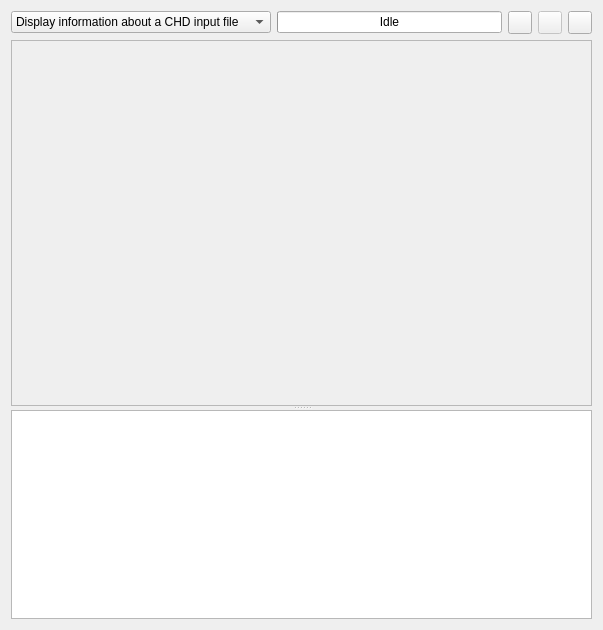
This is tools/qchdman/projectwidget.ui in qmc2/qmc2-mame-fe as Qt 5 draws it before an edit. The edited form follows.
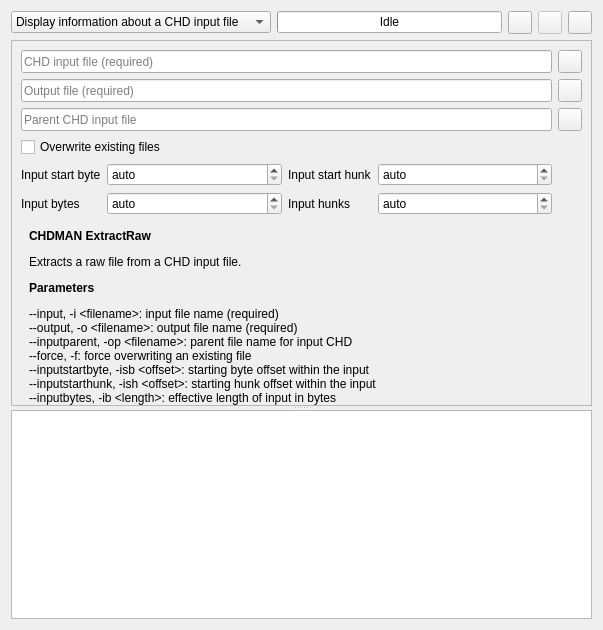
This is the edited form. The open tabs and pages were chosen to show the change. Icons and pictures are not drawn.

Commit message: wip: qchdman: added ExtractRaw and ExtractLD project types

Diff of the .ui file:
```diff
--- a/tools/qchdman/projectwidget.ui
+++ b/tools/qchdman/projectwidget.ui
@@ -2433,7 +2433,298 @@
             </item>
            </layout>
           </widget>
-          <widget class="QWidget" name="pageExtractRaw"/>
+          <widget class="QWidget" name="pageExtractRaw">
+           <layout class="QGridLayout" name="gridLayoutPageExtractRaw">
+            <property name="margin">
+             <number>0</number>
+            </property>
+            <item row="0" column="0">
+             <widget class="QFrame" name="frameExtractRaw">
+              <layout class="QGridLayout" name="gridLayoutFrameExtractRaw">
+               <property name="margin">
+                <number>0</number>
+               </property>
+               <item row="5" column="2">
+                <widget class="QLabel" name="labelExtractrawInputHunks">
+                 <property name="text">
+                  <string>Input hunks</string>
+                 </property>
+                </widget>
+               </item>
+               <item row="0" column="4">
+                <widget class="QToolButton" name="toolButtonBrowseExtractRawInputFile">
+                 <property name="sizePolicy">
+                  <sizepolicy hsizetype="Fixed" vsizetype="Minimum">
+                   <horstretch>0</horstretch>
+                   <verstretch>0</verstretch>
+                  </sizepolicy>
+                 </property>
+                 <property name="icon">
+                  <iconset resource="qchdman.qrc">
+                   <normaloff>:/images/fileopen.png</normaloff>:/images/fileopen.png</iconset>
+                 </property>
+                </widget>
+               </item>
+               <item row="5" column="1">
+                <widget class="QSpinBox" name="spinBoxExtractRawInputBytes">
+                 <property name="sizePolicy">
+                  <sizepolicy hsizetype="MinimumExpanding" vsizetype="Fixed">
+                   <horstretch>0</horstretch>
+                   <verstretch>0</verstretch>
+                  </sizepolicy>
+                 </property>
+                 <property name="toolTip">
+                  <string>Effective length of input in bytes (--inputbytes)</string>
+                 </property>
+                 <property name="specialValueText">
+                  <string>auto</string>
+                 </property>
+                 <property name="minimum">
+                  <number>-1</number>
+                 </property>
+                 <property name="maximum">
+                  <number>999999999</number>
+                 </property>
+                 <property name="value">
+                  <number>-1</number>
+                 </property>
+                </widget>
+               </item>
+               <item row="1" column="0" colspan="4">
+                <widget class="QLineEdit" name="lineEditExtractRawOutputFile">
+                 <property name="sizePolicy">
+                  <sizepolicy hsizetype="Expanding" vsizetype="Minimum">
+                   <horstretch>0</horstretch>
+                   <verstretch>0</verstretch>
+                  </sizepolicy>
+                 </property>
+                 <property name="toolTip">
+                  <string>Output file (--output)</string>
+                 </property>
+                 <property name="placeholderText">
+                  <string>Output file (required)</string>
+                 </property>
+                </widget>
+               </item>
+               <item row="4" column="1">
+                <widget class="QSpinBox" name="spinBoxExtractRawInputStartByte">
+                 <property name="sizePolicy">
+                  <sizepolicy hsizetype="MinimumExpanding" vsizetype="Fixed">
+                   <horstretch>0</horstretch>
+                   <verstretch>0</verstretch>
+                  </sizepolicy>
+                 </property>
+                 <property name="toolTip">
+                  <string>Starting byte offset within the input (--inputstartbyte)</string>
+                 </property>
+                 <property name="specialValueText">
+                  <string>auto</string>
+                 </property>
+                 <property name="minimum">
+                  <number>-1</number>
+                 </property>
+                 <property name="maximum">
+                  <number>999999999</number>
+                 </property>
+                 <property name="value">
+                  <number>-1</number>
+                 </property>
+                </widget>
+               </item>
+               <item row="3" column="0" colspan="2">
+                <widget class="QCheckBox" name="checkBoxExtractRawForce">
+                 <property name="toolTip">
+                  <string>Force overwriting output files (--force)</string>
+                 </property>
+                 <property name="text">
+                  <string>Overwrite existing files</string>
+                 </property>
+                </widget>
+               </item>
+               <item row="5" column="3">
+                <widget class="QSpinBox" name="spinBoxExtractRawInputHunks">
+                 <property name="sizePolicy">
+                  <sizepolicy hsizetype="MinimumExpanding" vsizetype="Fixed">
+                   <horstretch>0</horstretch>
+                   <verstretch>0</verstretch>
+                  </sizepolicy>
+                 </property>
+                 <property name="toolTip">
+                  <string>Effective length of input in hunks (--inputhunks)</string>
+                 </property>
+                 <property name="specialValueText">
+                  <string>auto</string>
+                 </property>
+                 <property name="minimum">
+                  <number>-1</number>
+                 </property>
+                 <property name="maximum">
+                  <number>999999999</number>
+                 </property>
+                 <property name="value">
+                  <number>-1</number>
+                 </property>
+                </widget>
+               </item>
+               <item row="4" column="0">
+                <widget class="QLabel" name="labelExtractRawInputStartByte">
+                 <property name="text">
+                  <string>Input start byte</string>
+                 </property>
+                </widget>
+               </item>
+               <item row="0" column="0" colspan="4">
+                <widget class="QLineEdit" name="lineEditExtractRawInputFile">
+                 <property name="sizePolicy">
+                  <sizepolicy hsizetype="Expanding" vsizetype="Minimum">
+                   <horstretch>0</horstretch>
+                   <verstretch>0</verstretch>
+                  </sizepolicy>
+                 </property>
+                 <property name="toolTip">
+                  <string>CHD input file (--input)</string>
+                 </property>
+                 <property name="placeholderText">
+                  <string>CHD input file (required)</string>
+                 </property>
+                </widget>
+               </item>
+               <item row="2" column="0" colspan="4">
+                <widget class="QLineEdit" name="lineEditExtractRawParentInputFile">
+                 <property name="sizePolicy">
+                  <sizepolicy hsizetype="Expanding" vsizetype="Minimum">
+                   <horstretch>0</horstretch>
+                   <verstretch>0</verstretch>
+                  </sizepolicy>
+                 </property>
+                 <property name="toolTip">
+                  <string>Parent CHD input file (--inputparent)</string>
+                 </property>
+                 <property name="placeholderText">
+                  <string>Parent CHD input file</string>
+                 </property>
+                </widget>
+               </item>
+               <item row="1" column="4">
+                <widget class="QToolButton" name="toolButtonBrowseExtractRawOutputFile">
+                 <property name="sizePolicy">
+                  <sizepolicy hsizetype="Fixed" vsizetype="Minimum">
+                   <horstretch>0</horstretch>
+                   <verstretch>0</verstretch>
+                  </sizepolicy>
+                 </property>
+                 <property name="icon">
+                  <iconset resource="qchdman.qrc">
+                   <normaloff>:/images/fileopen.png</normaloff>:/images/fileopen.png</iconset>
+                 </property>
+                </widget>
+               </item>
+               <item row="5" column="0">
+                <widget class="QLabel" name="labelExtractRawInputBytes">
+                 <property name="text">
+                  <string>Input bytes</string>
+                 </property>
+                </widget>
+               </item>
+               <item row="4" column="3">
+                <widget class="QSpinBox" name="spinBoxExtractRawInputStartHunk">
+                 <property name="sizePolicy">
+                  <sizepolicy hsizetype="MinimumExpanding" vsizetype="Fixed">
+                   <horstretch>0</horstretch>
+                   <verstretch>0</verstretch>
+                  </sizepolicy>
+                 </property>
+                 <property name="toolTip">
+                  <string>Starting hunk offset within the input (--inputstarthunk)</string>
+                 </property>
+                 <property name="specialValueText">
+                  <string>auto</string>
+                 </property>
+                 <property name="minimum">
+                  <number>-1</number>
+                 </property>
+                 <property name="maximum">
+                  <number>999999999</number>
+                 </property>
+                 <property name="value">
+                  <number>-1</number>
+                 </property>
+                </widget>
+               </item>
+               <item row="4" column="2">
+                <widget class="QLabel" name="labelExtractRawInputStartHunk">
+                 <property name="text">
+                  <string>Input start hunk</string>
+                 </property>
+                </widget>
+               </item>
+               <item row="2" column="4">
+                <widget class="QToolButton" name="toolButtonBrowseExtractRawParentInputFile">
+                 <property name="sizePolicy">
+                  <sizepolicy hsizetype="Fixed" vsizetype="Minimum">
+                   <horstretch>0</horstretch>
+                   <verstretch>0</verstretch>
+                  </sizepolicy>
+                 </property>
+                 <property name="icon">
+                  <iconset resource="qchdman.qrc">
+                   <normaloff>:/images/fileopen.png</normaloff>:/images/fileopen.png</iconset>
+                 </property>
+                </widget>
+               </item>
+              </layout>
+             </widget>
+            </item>
+            <item row="1" column="0">
+             <widget class="QLabel" name="labelExtractRawHelp">
+              <property name="text">
+               <string>&lt;p&gt;
+&lt;b&gt;CHDMAN ExtractRaw&lt;/b&gt;
+&lt;/p&gt;
+Extracts a raw file from a CHD input file.
+&lt;p&gt;
+&lt;b&gt;Parameters&lt;/b&gt;
+&lt;/p&gt;
+&lt;p&gt;
+--input, -i &amp;lt;filename&amp;gt;: input file name (required)&lt;br&gt;
+--output, -o &amp;lt;filename&amp;gt;: output file name (required)&lt;br&gt;
+--inputparent, -op &amp;lt;filename&amp;gt;: parent file name for input CHD&lt;br&gt;
+--force, -f: force overwriting an existing file&lt;br&gt;
+--inputstartbyte, -isb &amp;lt;offset&amp;gt;: starting byte offset within the input&lt;br&gt;
+--inputstarthunk, -ish &amp;lt;offset&amp;gt;: starting hunk offset within the input&lt;br&gt;
+--inputbytes, -ib &amp;lt;length&amp;gt;: effective length of input in bytes&lt;br&gt;
+--inputhunks, -ih &amp;lt;length&amp;gt;: effective length of input in hunks
+&lt;/p&gt;</string>
+              </property>
+              <property name="alignment">
+               <set>Qt::AlignLeading|Qt::AlignLeft|Qt::AlignTop</set>
+              </property>
+              <property name="wordWrap">
+               <bool>true</bool>
+              </property>
+              <property name="margin">
+               <number>8</number>
+              </property>
+              <property name="indent">
+               <number>8</number>
+              </property>
+             </widget>
+            </item>
+            <item row="2" column="0">
+             <spacer name="verticalSpacerExtractRaw">
+              <property name="orientation">
+               <enum>Qt::Vertical</enum>
+              </property>
+              <property name="sizeHint" stdset="0">
+               <size>
+                <width>20</width>
+                <height>0</height>
+               </size>
+              </property>
+             </spacer>
+            </item>
+           </layout>
+          </widget>
           <widget class="QWidget" name="pageExtractHD">
            <layout class="QGridLayout" name="gridLayoutPageExtractHD">
             <property name="margin">
```
Left out of the diff: 259 changed lines with no effect on the pictures. The commit also changes 16 other files.
